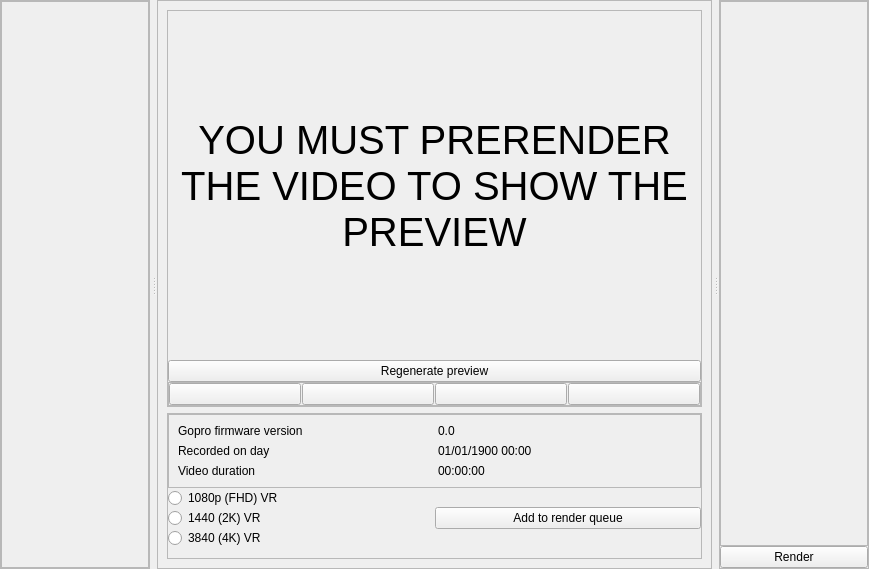
Old version of the form panes/editorpane.ui in the repository victormac3000/Fusion_ffmpeg_studio.
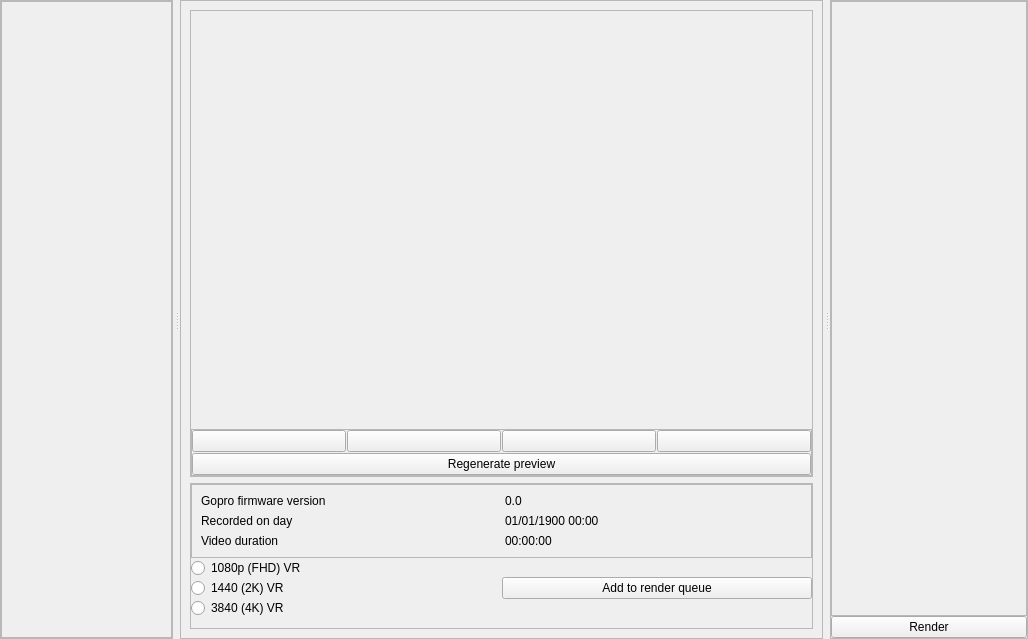
New version of the form. Icons and pictures are not drawn.

The edit to the form file:
```diff
--- a/panes/editorpane.ui
+++ b/panes/editorpane.ui
@@ -6,8 +6,8 @@
    <rect>
     <x>0</x>
     <y>0</y>
-    <width>869</width>
-    <height>569</height>
+    <width>1028</width>
+    <height>639</height>
    </rect>
   </property>
   <property name="windowTitle">
@@ -83,7 +83,7 @@
             <x>0</x>
             <y>0</y>
             <width>146</width>
-            <height>565</height>
+            <height>635</height>
            </rect>
           </property>
           <layout class="QVBoxLayout" name="verticalLayout_6">
@@ -179,56 +179,9 @@
                <property name="spacing">
                 <number>0</number>
                </property>
-               <item>
-                <widget class="QWidget" name="no_preview_widget" native="true">
-                 <layout class="QVBoxLayout" name="verticalLayout_10" stretch="10,0">
-                  <property name="spacing">
-                   <number>0</number>
-                  </property>
-                  <property name="leftMargin">
-                   <number>0</number>
-                  </property>
-                  <property name="topMargin">
-                   <number>0</number>
-                  </property>
-                  <property name="rightMargin">
-                   <number>0</number>
-                  </property>
-                  <property name="bottomMargin">
-                   <number>0</number>
-                  </property>
-                  <item>
-                   <widget class="QLabel" name="no_preview_label">
-                    <property name="font">
-                     <font>
-                      <pointsize>30</pointsize>
-                      <strikeout>false</strikeout>
-                     </font>
-                    </property>
-                    <property name="text">
-                     <string>YOU MUST PRERENDER THE VIDEO TO SHOW THE PREVIEW</string>
-                    </property>
-                    <property name="alignment">
-                     <set>Qt::AlignCenter</set>
-                    </property>
-                    <property name="wordWrap">
-                     <bool>true</bool>
-                    </property>
-                   </widget>
-                  </item>
-                  <item>
-                   <widget class="QPushButton" name="generate_preview_button">
-                    <property name="text">
-                     <string>Regenerate preview</string>
-                    </property>
-                   </widget>
-                  </item>
-                 </layout>
-                </widget>
-               </item>
-              </layout>
-             </item>
-            </layout>
+              </layout>
+             </item>
+            </layout>
            </widget>
           </item>
           <item>
@@ -239,7 +192,7 @@
             <property name="frameShadow">
              <enum>QFrame::Raised</enum>
             </property>
-            <layout class="QHBoxLayout" name="horizontalLayout">
+            <layout class="QVBoxLayout" name="verticalLayout_10">
              <property name="spacing">
               <number>1</number>
              </property>
@@ -256,22 +209,13 @@
               <number>0</number>
              </property>
              <item>
-              <widget class="QPushButton" name="left_button">
-               <property name="text">
-                <string/>
+              <layout class="QHBoxLayout" name="video_player_controls_frame">
+               <property name="leftMargin">
+                <number>0</number>
                </property>
-               <property name="icon">
-                <iconset resource="../Resources/Resources.qrc">
-                 <normaloff>:/Images/MediaPlayer/Left.png</normaloff>:/Images/MediaPlayer/Left.png</iconset>
+               <property name="bottomMargin">
+                <number>0</number>
                </property>
-               <property name="iconSize">
-                <size>
-                 <width>30</width>
-                 <height>30</height>
-                </size>
-               </property>
-              </widget>
-             </item>
              <item>
               <widget class="QPushButton" name="play_button">
                <property name="styleSheet">
@@ -304,6 +248,23 @@
                </property>
               </widget>
              </item>
+               <item>
+                <widget class="QPushButton" name="left_button">
+                 <property name="text">
+                  <string/>
+                 </property>
+                 <property name="icon">
+                  <iconset resource="../Resources/Resources.qrc">
+                   <normaloff>:/Images/MediaPlayer/Left.png</normaloff>:/Images/MediaPlayer/Left.png</iconset>
+                 </property>
+                 <property name="iconSize">
+                  <size>
+                   <width>30</width>
+                   <height>30</height>
+                  </size>
+                 </property>
+                </widget>
+               </item>
              <item>
               <widget class="QPushButton" name="pause_button">
                <property name="text">
@@ -339,6 +300,19 @@
               </widget>
              </item>
             </layout>
+             </item>
+             <item>
+              <layout class="QHBoxLayout" name="video_player_actions_frame">
+               <item>
+                <widget class="QPushButton" name="generate_preview_button">
+                 <property name="text">
+                  <string>Regenerate preview</string>
+                 </property>
+                </widget>
+               </item>
+              </layout>
+             </item>
+            </layout>
            </widget>
           </item>
          </layout>
@@ -508,8 +482,8 @@
            <rect>
             <x>0</x>
             <y>0</y>
-            <width>146</width>
-            <height>533</height>
+            <width>159</width>
+            <height>608</height>
            </rect>
           </property>
          </widget>
```
Left out of the diff: 6 changed lines with no effect on the pictures. Lines whose indentation alone changed are shown as unchanged.
